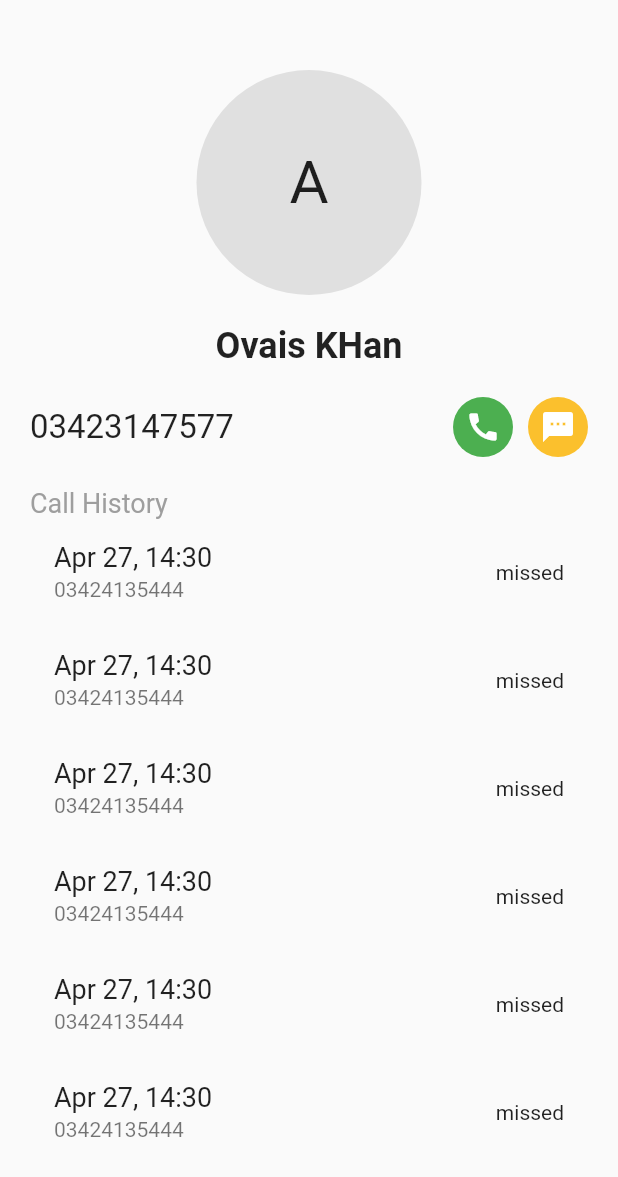
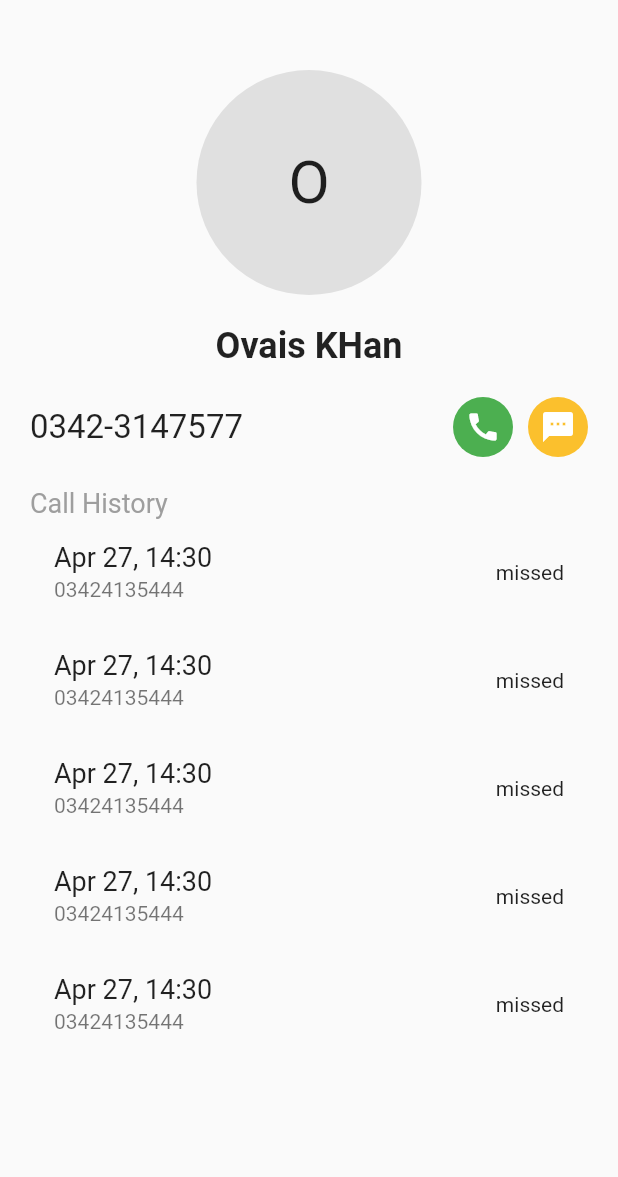
Before and after one commit to imovais/contact_application, a Flutter app: the screen it shows after launch, after a tap on an icon or button, on a phone screen of 412 x 824 dp, the part 59-1236 px from its top. Run offline on Flutter 3.47's test engine with Material 2 defaults, Android fonts, the phone set to English and light mode, and no system bars.

Commit message:
data transfer between screens

```diff
--- a/lib/_SCREENS/detailscreen.dart
+++ b/lib/_SCREENS/detailscreen.dart
@@ -2,10 +2,12 @@
 
 import 'package:flutter/material.dart';
 
-//import '../_UTILS/data.dart';
+class DetailScreen extends StatelessWidget {
+  final Map data;
 
-class DetailScreen extends StatelessWidget {
-  const DetailScreen({super.key});
+  const DetailScreen({super.key, required this.data});
+
+  // get idx => data;
 
   @override
   Widget build(BuildContext context) {
@@ -39,7 +41,9 @@ class DetailScreen extends StatelessWidget {
                     decoration: BoxDecoration(
                         shape: BoxShape.circle, color: Colors.grey.shade300),
                     child: Center(
-                        child: Text(style: TextStyle(fontSize: 40), 'A')),
+                        child: Text(
+                            style: TextStyle(fontSize: 40),
+                            data['name'].toString()[0])),
                   ),
                 ),
                 SizedBox(
@@ -47,14 +51,16 @@ class DetailScreen extends StatelessWidget {
                 ),
                 Text(
                     style: TextStyle(fontSize: 24, fontWeight: FontWeight.bold),
-                    'Ovais KHan'),
+                    data['name'].toString()),
                 SizedBox(
                   height: 20,
                 ),
                 Row(
                   mainAxisAlignment: MainAxisAlignment.spaceBetween,
                   children: [
-                    Text(style: TextStyle(fontSize: 22), '03423147577'),
+                    Text(
+                        style: TextStyle(fontSize: 22),
+                        data['phone'].toString()),
                     Row(
                       children: [
                         Container(
@@ -95,7 +101,7 @@ class DetailScreen extends StatelessWidget {
                 ),
                 Expanded(
                   child: ListView.builder(
-                    itemCount: 10,
+                    itemCount: 5,
                     itemBuilder: (context, idx) {
                       return ListTile(
                         title: Text(
--- a/lib/_SCREENS/homescreen.dart
+++ b/lib/_SCREENS/homescreen.dart
@@ -54,13 +54,13 @@ class _HomeScreenState extends State<HomeScreen> {
             body: ListView.builder(
               itemCount: Data.contact.length,
               itemBuilder: (context, idx) {
-                // Data mylist = Data.contact[idx];
                 return InkWell(
                   onTap: () {
                     Navigator.push(
                         context,
                         MaterialPageRoute(
-                          builder: (context) => DetailScreen(),
+                          builder: (context) =>
+                              DetailScreen(data: Data.contact[idx]),
                         ));
                   },
                   child: ListTile(
--- a/lib/_UTILS/data.dart
+++ b/lib/_UTILS/data.dart
@@ -1,3 +1,7 @@
+
+
+
+
 class Data {
   static List contact = [
     {'name': 'Ovais KHan', 'phone': '0342-3147577'},
```
